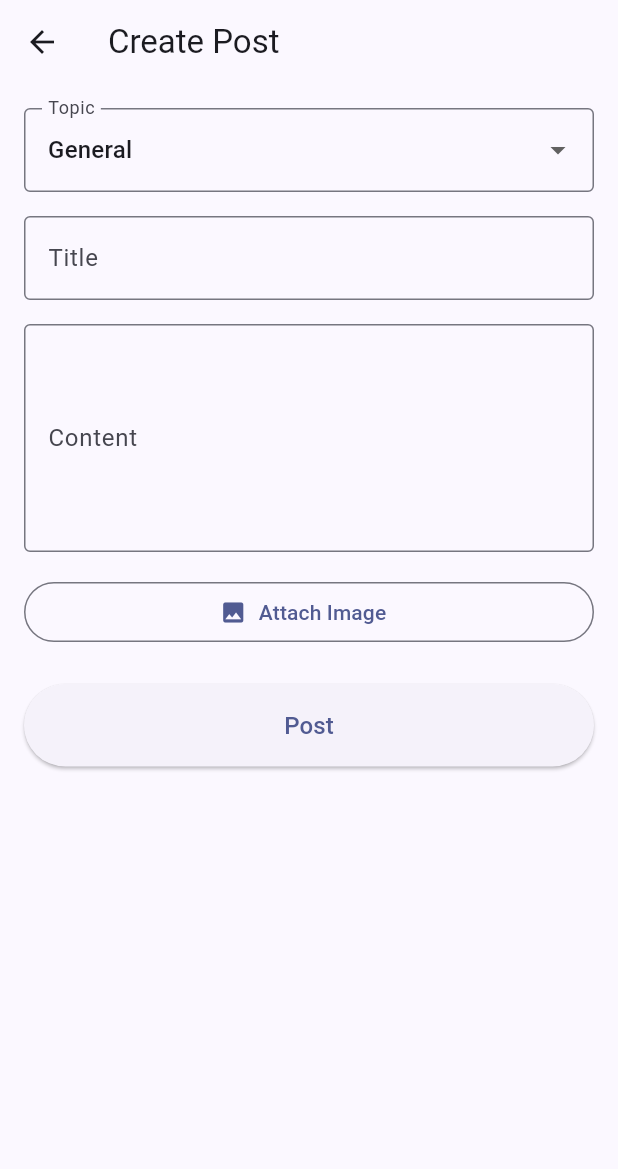
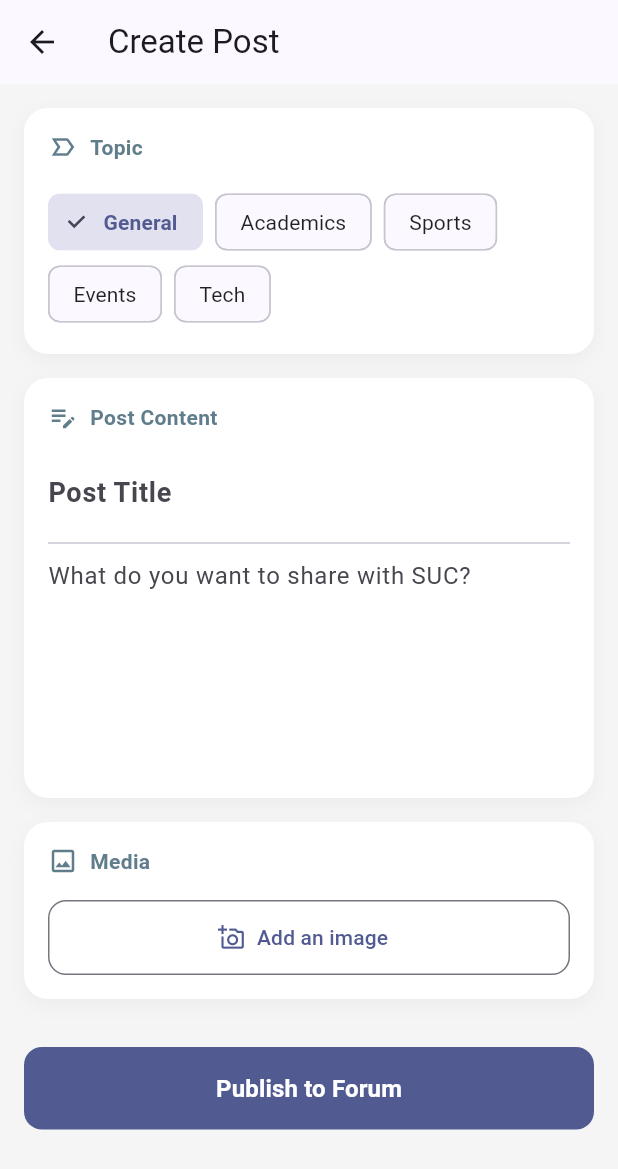
Before and after one commit to leochong0108/suc_forum, a Flutter app: the CreatePostScreen screen opened directly, on a phone screen of 412 x 824 dp. Shown: the top 1169 px of the screen. Run offline on Flutter 3.47's test engine with Material 3 defaults, Android fonts, the phone set to English and light mode, and no system bars; our stand-ins replace cloud_firestore, firebase_ai, firebase_auth, firebase_core, image_picker, timeago; accounts and stored records are empty; generated files the repository leaves out were written again.

Commit message:
improve create post screen ui

```diff
--- a/lib/screens/create_post_screen.dart
+++ b/lib/screens/create_post_screen.dart
@@ -166,7 +166,6 @@ class _CreatePostScreenState extends State<CreatePostScreen> {
       if (status == 'rejected') {
         if (mounted) {
           _showRejectionDialog(reason); // Help the user understand why
-
         }
         setState(() => _isLoading = false);
         return;
@@ -262,71 +261,202 @@ class _CreatePostScreenState extends State<CreatePostScreen> {
 
   @override
   Widget build(BuildContext context) {
+    final primaryColor = Theme.of(context).primaryColor;
+
     return Scaffold(
+      backgroundColor: Colors.grey[100], // Soft background to make cards "pop"
       appBar: AppBar(title: const Text('Create Post')),
       body: _isLoading
-          ? const Center(child: CircularProgressIndicator())
+          ? Center(child: CircularProgressIndicator(color: primaryColor))
           : SingleChildScrollView(
               padding: const EdgeInsets.all(16.0),
               child: Column(
                 crossAxisAlignment: CrossAxisAlignment.stretch,
                 children: [
-                  DropdownButtonFormField<String>(
-                    initialValue: _selectedTopic,
-                    items: _topics
-                        .map(
-                          (topic) => DropdownMenuItem(
-                            value: topic,
-                            child: Text(topic),
+                  // --- CARD 1: TOPIC SELECTION ---
+                  _buildInputCard(
+                    title: "Topic",
+                    icon: Icons.label_important_outline,
+                    child: _buildTopicChips(),
                   ),
-                        )
-                        .toList(),
-                    onChanged: (val) => setState(() => _selectedTopic = val!),
+
+                  const SizedBox(height: 16),
+
+                  // --- CARD 2: TEXT CONTENT ---
+                  _buildInputCard(
+                    title: "Post Content",
+                    icon: Icons.edit_note_outlined,
+                    child: Column(
+                      children: [
+                        TextField(
+                          controller: _titleController,
+                          style: const TextStyle(
+                            fontSize: 18,
+                            fontWeight: FontWeight.bold,
+                          ),
                           decoration: const InputDecoration(
-                      labelText: 'Topic',
-                      border: OutlineInputBorder(),
+                            hintText: 'Post Title',
+                            border: InputBorder.none,
+                            contentPadding: EdgeInsets.zero,
                           ),
                         ),
-                  const SizedBox(height: 16),
+                        const Divider(height: 20),
                         TextField(
-                    controller: _titleController,
+                          controller: _textController,
+                          maxLines: 6,
                           decoration: const InputDecoration(
-                      labelText: 'Title',
-                      border: OutlineInputBorder(),
+                            hintText: "What do you want to share with SUC?",
+                            border: InputBorder.none,
+                            contentPadding: EdgeInsets.zero,
                           ),
                         ),
-                  const SizedBox(height: 16),
-                  TextField(
-                    controller: _textController,
-                    maxLines: 5,
-                    decoration: const InputDecoration(
-                      labelText: 'Content',
-                      border: OutlineInputBorder(),
+                      ],
                     ),
                   ),
+
                   const SizedBox(height: 16),
-                  if (_imageFile != null) ...[
-                    kIsWeb
-                        ? Image.network(_imageFile!.path, height: 150)
-                        : Image.file(_imageFile!, height: 150),
-                    const SizedBox(height: 8),
-                  ],
-                  OutlinedButton.icon(
-                    icon: const Icon(Icons.image),
-                    label: const Text('Attach Image'),
-                    onPressed: _pickImage,
+
+                  // --- CARD 3: ATTACHMENTS ---
+                  _buildInputCard(
+                    title: "Media",
+                    icon: Icons.image_outlined,
+                    child: _buildImageSection(primaryColor),
                   ),
-                  const SizedBox(height: 24),
+
+                  const SizedBox(height: 32),
+
+                  // --- SUBMIT BUTTON ---
                   ElevatedButton(
                     onPressed: _submitPost,
                     style: ElevatedButton.styleFrom(
+                      backgroundColor: primaryColor,
+                      foregroundColor: Colors.white,
                       padding: const EdgeInsets.symmetric(vertical: 16),
+                      shape: RoundedRectangleBorder(
+                        borderRadius: BorderRadius.circular(12),
                       ),
-                    child: const Text('Post', style: TextStyle(fontSize: 16)),
+                      elevation: 0,
+                    ),
+                    child: const Text(
+                      'Publish to Forum',
+                      style: TextStyle(
+                        fontSize: 16,
+                        fontWeight: FontWeight.bold,
+                      ),
+                    ),
                   ),
                 ],
               ),
             ),
     );
   }
+
+  // Helper Widget to wrap sections in a Card-like Container
+  Widget _buildInputCard({
+    required String title,
+    required IconData icon,
+    required Widget child,
+  }) {
+    return Container(
+      padding: const EdgeInsets.all(16),
+      decoration: BoxDecoration(
+        color: Colors.white,
+        borderRadius: BorderRadius.circular(16),
+        boxShadow: [
+          BoxShadow(
+            color: Colors.black.withOpacity(0.04),
+            blurRadius: 10,
+            offset: const Offset(0, 4),
+          ),
+        ],
+      ),
+      child: Column(
+        crossAxisAlignment: CrossAxisAlignment.start,
+        children: [
+          Row(
+            children: [
+              Icon(icon, size: 20, color: Colors.blueGrey),
+              const SizedBox(width: 8),
+              Text(
+                title,
+                style: const TextStyle(
+                  fontWeight: FontWeight.bold,
+                  color: Colors.blueGrey,
+                ),
+              ),
+            ],
+          ),
+          const SizedBox(height: 16),
+          child,
+        ],
+      ),
+    );
   }
+
+  // Improved Topic Chips logic
+  Widget _buildTopicChips() {
+    return Wrap(
+      spacing: 8.0,
+      children: _topics.map((topic) {
+        final isSelected = _selectedTopic == topic;
+        return ChoiceChip(
+          label: Text(topic),
+          selected: isSelected,
+          onSelected: (selected) => setState(() => _selectedTopic = topic),
+          selectedColor: Theme.of(context).primaryColor.withOpacity(0.15),
+          labelStyle: TextStyle(
+            color: isSelected ? Theme.of(context).primaryColor : Colors.black87,
+            fontWeight: isSelected ? FontWeight.bold : FontWeight.normal,
+          ),
+        );
+      }).toList(),
+    );
+  }
+
+  // Improved Image Display / Selector
+  Widget _buildImageSection(Color primaryColor) {
+    if (_imageFile != null) {
+      return ClipRRect(
+        borderRadius: BorderRadius.circular(12),
+        child: Stack(
+          children: [
+            kIsWeb
+                ? Image.network(
+                    _imageFile!.path,
+                    height: 180,
+                    width: double.infinity,
+                    fit: BoxFit.cover,
+                  )
+                : Image.file(
+                    _imageFile!,
+                    height: 180,
+                    width: double.infinity,
+                    fit: BoxFit.cover,
+                  ),
+            Positioned(
+              right: 8,
+              top: 8,
+              child: GestureDetector(
+                onTap: () => setState(() => _imageFile = null),
+                child: const CircleAvatar(
+                  backgroundColor: Colors.black54,
+                  radius: 14,
+                  child: Icon(Icons.close, size: 16, color: Colors.white),
+                ),
+              ),
+            ),
+          ],
+        ),
+      );
+    }
+    return OutlinedButton.icon(
+      onPressed: _pickImage,
+      icon: const Icon(Icons.add_a_photo_outlined),
+      label: const Text("Add an image"),
+      style: OutlinedButton.styleFrom(
+        minimumSize: const Size(double.infinity, 50),
+        shape: RoundedRectangleBorder(borderRadius: BorderRadius.circular(12)),
+      ),
+    );
+  }
+}
```
Lines whose indentation alone changed are shown as unchanged.
